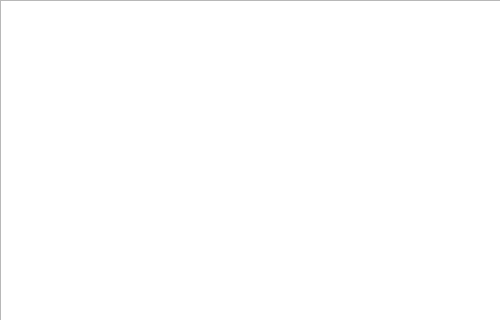
Old version of the form JuegoFinal/game.ui in the repository juanjodiaz04/Proyecto-Info2; both pictures show x 0 to 500 and y 0 to 320 of the 500 by 500 pixel window.
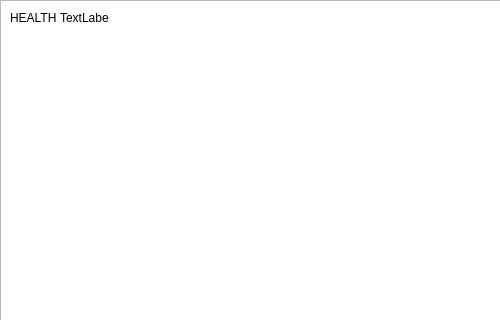
New version of the form.

```diff
--- a/JuegoFinal/game.ui
+++ b/JuegoFinal/game.ui
@@ -24,6 +24,32 @@
      </rect>
     </property>
    </widget>
+   <widget class="QLabel" name="label">
+    <property name="geometry">
+     <rect>
+      <x>10</x>
+      <y>10</y>
+      <width>49</width>
+      <height>16</height>
+     </rect>
+    </property>
+    <property name="text">
+     <string>HEALTH</string>
+    </property>
+   </widget>
+   <widget class="QLabel" name="label_2">
+    <property name="geometry">
+     <rect>
+      <x>60</x>
+      <y>10</y>
+      <width>49</width>
+      <height>16</height>
+     </rect>
+    </property>
+    <property name="text">
+     <string>TextLabel</string>
+    </property>
+   </widget>
   </widget>
  </widget>
  <resources/>
```
